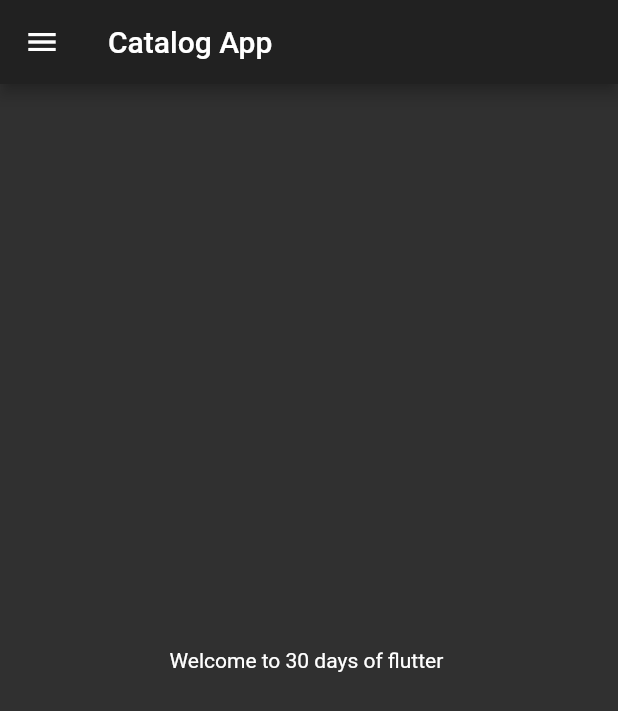
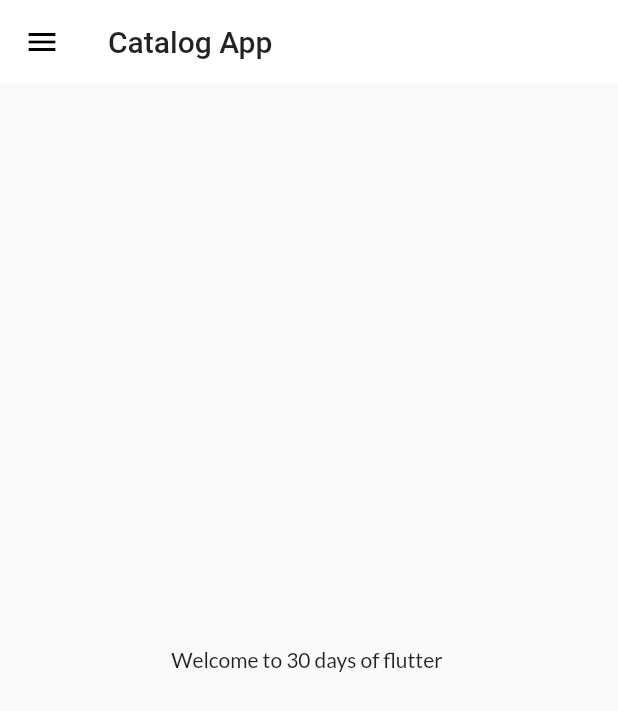
Before and after one commit to saipavansiripuram/30DaysofFlutter, a Flutter app: the screen it shows after launch, on a phone screen of 412 x 824 dp. Shown: the top 711 px of the screen. Run offline on Flutter 3.47's test engine with Material 2 defaults, Android fonts, the phone set to English and light mode, and no system bars; our stand-ins replace google_fonts.

Commit message:
Day-11 Completed

```diff
--- a/lib/main.dart
+++ b/lib/main.dart
@@ -2,7 +2,7 @@ import 'package:flutter/material.dart';
 import 'package:flutter_catalog/pages/login_page.dart';
 import 'package:flutter_catalog/utils/routes.dart';
 import 'package:flutter_catalog/widgets/theme.dart';
-import 'package:google_fonts/google_fonts.dart';
+
 import 'pages/home_page.dart';
 
 void main() {
@@ -14,7 +14,7 @@ class MyApp extends StatelessWidget {
   Widget build(BuildContext context) {
     return MaterialApp(
       themeMode: ThemeMode.light,
-      theme: MyTheme.darkTheme(context),
+      theme: MyTheme.lightTheme(context),
       darkTheme: ThemeData(
         brightness: Brightness.dark,
       ),
```
